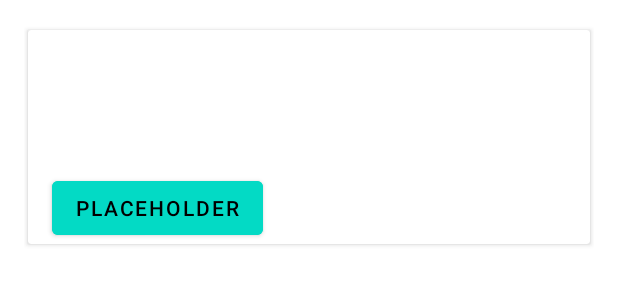
After one commit to Pyrojet99/myCarPark, an Android app: the layout park_rv_item.xml on its own in the app's theme, with its tools: preview values and no code run, on a phone screen of 412 x 824 dp. The commit adds this screen. Shown: the top 300 px of the screen. Run offline under Robolectric (Android 15) with nearby library versions, the phone set to English and light mode, and no system bars.

Commit message:
finished parks database and recycler with livedata for parks

```diff
--- a/mycarpark/app/build.gradle
+++ b/mycarpark/app/build.gradle
@@ -39,6 +39,7 @@ dependencies {
     implementation 'androidx.appcompat:appcompat:1.3.0'
     implementation 'com.google.android.material:material:1.3.0'
     implementation 'androidx.constraintlayout:constraintlayout:2.0.4'
+    implementation 'androidx.constraintlayout:constraintlayout:2.0.4'
     implementation 'androidx.coordinatorlayout:coordinatorlayout:1.1.0'
     implementation 'com.google.android.gms:play-services-maps:17.0.0'
     implementation 'com.google.android.gms:play-services-location:18.0.0'
--- a/mycarpark/app/src/main/java/giacomo/cignoni/testandroid/mycarpark/Car.java
+++ b/mycarpark/app/src/main/java/giacomo/cignoni/testandroid/mycarpark/Car.java
@@ -25,8 +25,8 @@ public class Car {
         return name;
     }
 
-    public void setCarId(long id) {
-        this.carId = id;
+    public void setCarId(long carId) {
+        this.carId = carId;
     }
 
     public void setName(String name) {
--- a/mycarpark/app/src/main/java/giacomo/cignoni/testandroid/mycarpark/ParkDao.java
+++ b/mycarpark/app/src/main/java/giacomo/cignoni/testandroid/mycarpark/ParkDao.java
@@ -11,6 +11,9 @@ import java.util.List;
 
 @Dao
 public interface ParkDao {
+    @Query("SELECT * FROM park")
+    LiveData<List<Park>> getAll();
+
     @Query("SELECT * FROM park WHERE parkedCarId LIKE :carId")
     LiveData<List<Park>> getAllByCarId(Long carId);
 
--- /dev/null
+++ b/mycarpark/app/src/main/res/layout/park_rv_item.xml
@@ -0,0 +1,60 @@
+<?xml version="1.0" encoding="utf-8"?>
+<LinearLayout xmlns:android="http://schemas.android.com/apk/res/android"
+    xmlns:app="http://schemas.android.com/apk/res-auto"
+    xmlns:tools="http://schemas.android.com/tools"
+    android:layout_width="match_parent"
+    android:layout_height="wrap_content"
+    android:padding="16dp"
+    >
+
+    <androidx.cardview.widget.CardView
+        android:id="@+id/cv"
+        android:layout_width="match_parent"
+        android:layout_height="wrap_content"
+        app:cardUseCompatPadding="true"
+        app:cardElevation="2dp"
+        >
+
+
+        <androidx.constraintlayout.widget.ConstraintLayout
+            android:layout_width="match_parent"
+            android:layout_height="match_parent"
+            >
+
+            <TextView
+                android:id="@+id/addr_line1"
+                android:layout_width="0dp"
+                android:layout_height="wrap_content"
+                android:padding="8dp"
+                android:layout_marginLeft="8dp"
+                android:layout_marginTop="8dp"
+                android:layout_marginRight="8dp"
+
+                app:layout_constraintStart_toStartOf="parent"
+                app:layout_constraintTop_toTopOf="parent" />
+
+            <TextView
+                android:id="@+id/addr_line2"
+                android:layout_width="0dp"
+                android:layout_height="wrap_content"
+                android:padding="8dp"
+                android:layout_marginLeft="8dp"
+                android:layout_marginBottom="8dp"
+                android:layout_marginRight="8dp"
+                app:layout_constraintStart_toStartOf="parent"
+                app:layout_constraintTop_toBottomOf="@+id/addr_line1" />
+
+            <Button
+                android:id="@+id/placeholder_button"
+                android:layout_width="wrap_content"
+                android:layout_height="wrap_content"
+                android:layout_margin="16dp"
+                android:text="placeholder"
+                android:backgroundTint="?colorSecondary"
+                android:textColor="?colorOnSecondary"
+                app:layout_constraintStart_toStartOf="parent"
+                app:layout_constraintTop_toBottomOf="@+id/addr_line2" />
+
+        </androidx.constraintlayout.widget.ConstraintLayout>
+    </androidx.cardview.widget.CardView>
+</LinearLayout>
```
Also changed, not shown: mycarpark/app/src/main/java/giacomo/cignoni/testandroid/mycarpark/AppDatabase.java (added, +58 -0 lines), mycarpark/app/src/main/java/giacomo/cignoni/testandroid/mycarpark/LocationManager.java (+10 -4 lines), mycarpark/app/src/main/java/giacomo/cignoni/testandroid/mycarpark/MainActivity.java (+42 -9 lines), mycarpark/app/src/main/java/giacomo/cignoni/testandroid/mycarpark/Park.java (+7 -6 lines), mycarpark/app/src/main/java/giacomo/cignoni/testandroid/mycarpark/ParkAddress.java (added, +47 -0 lines), mycarpark/app/src/main/java/giacomo/cignoni/testandroid/mycarpark/ParkRVAdapter.java (added, +66 -0 lines), mycarpark/app/src/main/java/giacomo/cignoni/testandroid/mycarpark/ParkViewModel.java (added, +29 -0 lines), mycarpark/app/src/main/res/layout/bottom_sheet_layout.xml (+5 -49 lines).
